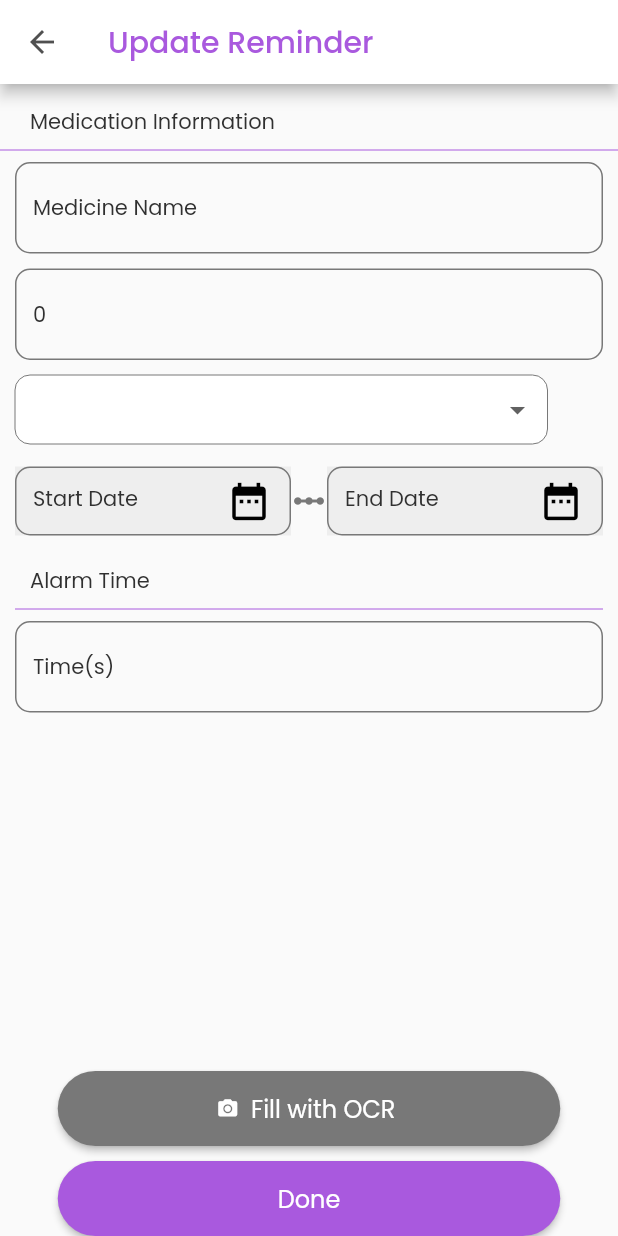
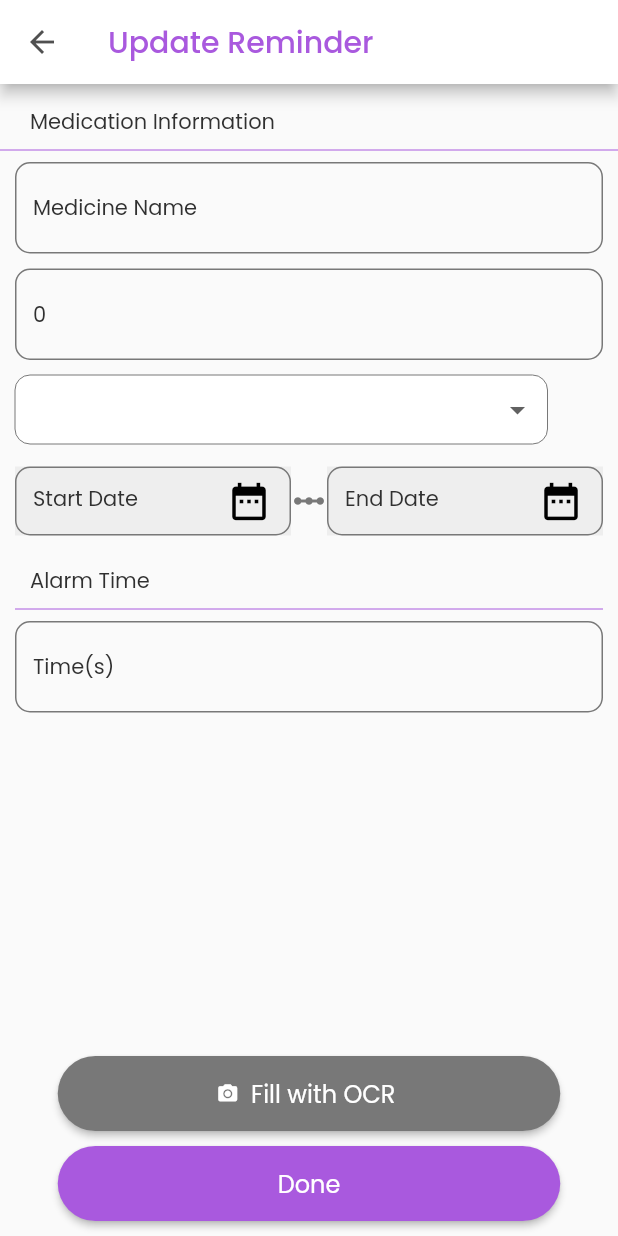
Before and after one commit to steveng4x/willmed, a Flutter app: the UpdateAlarmPageWidget screen opened directly with empty values, on a phone screen of 412 x 824 dp. Run offline on Flutter 3.47's test engine with Material 2 defaults, Android fonts, the phone set to English and light mode, and no system bars; drawn by our look-alikes of auto_size_text; our stand-ins replace built_collection, built_value, cached_network_image, cloud_firestore, firebase_auth, firebase_core and 11 more; missing offline and left inert: flutter_facebook_auth, mime_type; accounts and stored records are empty; generated files the repository leaves out were written again; network calls fail; statements that could not run were skipped.

Commit message:
Updating to latest FlutterFlow output.

```diff
--- a/lib/create_alarm_page/create_alarm_page_widget.dart
+++ b/lib/create_alarm_page/create_alarm_page_widget.dart
@@ -516,6 +516,8 @@ class _CreateAlarmPageWidgetState extends State<CreateAlarmPageWidget> {
                   ),
                 ),
                 Expanded(
+                  child: Padding(
+                    padding: EdgeInsets.fromLTRB(0, 0, 0, 10),
                     child: Column(
                       mainAxisSize: MainAxisSize.max,
                       mainAxisAlignment: MainAxisAlignment.center,
@@ -544,7 +546,8 @@ class _CreateAlarmPageWidgetState extends State<CreateAlarmPageWidget> {
                                   width: 335,
                                   height: 50,
                                   color: Color(0xFF787878),
-                                textStyle: FlutterFlowTheme.subtitle2.override(
+                                  textStyle:
+                                      FlutterFlowTheme.subtitle2.override(
                                     fontFamily: 'Poppins',
                                     color: Colors.white,
                                   ),
@@ -607,6 +610,7 @@ class _CreateAlarmPageWidgetState extends State<CreateAlarmPageWidget> {
                         )
                       ],
                     ),
+                  ),
                 )
               ],
             ),
--- a/lib/update_alarm_page/update_alarm_page_widget.dart
+++ b/lib/update_alarm_page/update_alarm_page_widget.dart
@@ -527,6 +527,8 @@ class _UpdateAlarmPageWidgetState extends State<UpdateAlarmPageWidget> {
                   ),
                 ),
                 Expanded(
+                  child: Padding(
+                    padding: EdgeInsets.fromLTRB(0, 0, 0, 10),
                     child: Column(
                       mainAxisSize: MainAxisSize.max,
                       mainAxisAlignment: MainAxisAlignment.center,
@@ -555,7 +557,8 @@ class _UpdateAlarmPageWidgetState extends State<UpdateAlarmPageWidget> {
                                   width: 335,
                                   height: 50,
                                   color: Color(0xFF787878),
-                                textStyle: FlutterFlowTheme.subtitle2.override(
+                                  textStyle:
+                                      FlutterFlowTheme.subtitle2.override(
                                     fontFamily: 'Poppins',
                                     color: Colors.white,
                                   ),
@@ -574,7 +577,8 @@ class _UpdateAlarmPageWidgetState extends State<UpdateAlarmPageWidget> {
                             if (!formKey.currentState.validate()) {
                               return;
                             }
-                          final postalarmRecordData = createPostalarmRecordData(
+                            final postalarmRecordData =
+                                createPostalarmRecordData(
                               medname: textController1.text,
                               durationStart: datePicked1,
                               mealspecific: dropDownValue,
@@ -610,6 +614,7 @@ class _UpdateAlarmPageWidgetState extends State<UpdateAlarmPageWidget> {
                         )
                       ],
                     ),
+                  ),
                 )
               ],
             ),
```
Lines whose indentation alone changed are shown as unchanged.
